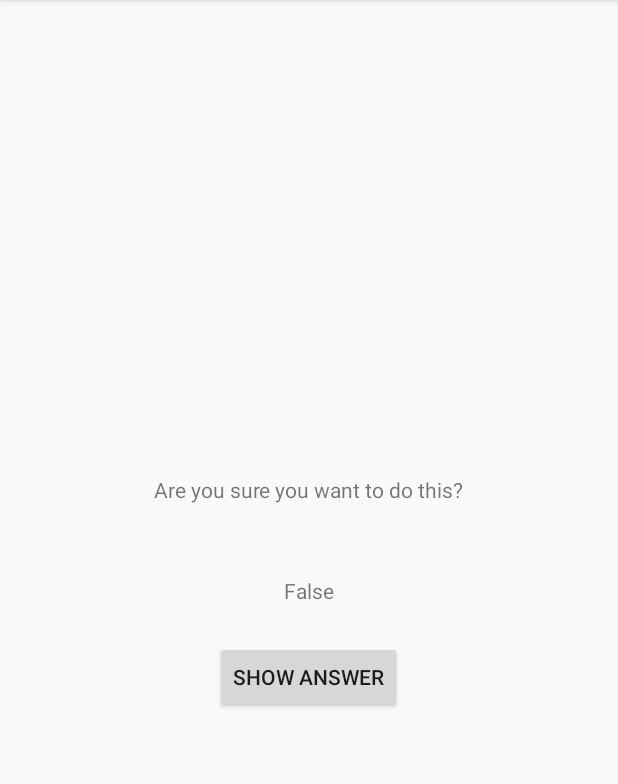
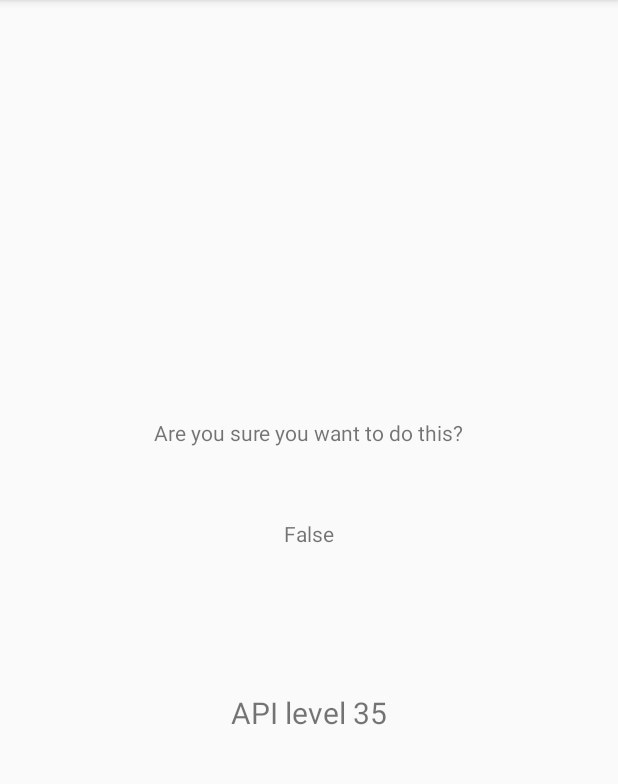
Before and after one commit to VechnayaUnost/AndroidTasks, an Android app: the CheatActivity screen opened directly, with no data from a screen before it, after a tap on "SHOW ANSWER", on a phone screen of 412 x 824 dp, the part 84-868 px from its top. Run offline under Robolectric (Android 15) with nearby library versions, the phone set to English and light mode, and no system bars.

Commit message:
display API level

```diff
--- a/app/src/main/java/com/bignerdranch/android/geoquiz/CheatActivity.java
+++ b/app/src/main/java/com/bignerdranch/android/geoquiz/CheatActivity.java
@@ -1,10 +1,15 @@
 package com.bignerdranch.android.geoquiz;
 
+import android.animation.Animator;
+import android.animation.AnimatorListenerAdapter;
 import android.content.Context;
 import android.content.Intent;
+import android.os.Build;
 import android.support.v7.app.AppCompatActivity;
 import android.os.Bundle;
+import android.util.TypedValue;
 import android.view.View;
+import android.view.ViewAnimationUtils;
 import android.widget.Button;
 import android.widget.TextView;
 
@@ -18,6 +23,7 @@ public class CheatActivity extends AppCompatActivity {
 
     private TextView mAnswerTextView;
     private Button mShowAnswer;
+    private TextView mVersionTextView;
 
     public static Intent newIntent(Context packageContext, boolean answerIsTrue) {
         Intent i = new Intent(packageContext, CheatActivity.class);
@@ -34,6 +40,10 @@ public class CheatActivity extends AppCompatActivity {
         super.onCreate(savedInstanceState);
         setContentView(R.layout.activity_cheat);
 
+        mVersionTextView = findViewById(R.id.api_level);
+        mVersionTextView.setText(getString(R.string.api_level, Build.VERSION.SDK_INT));     //TODO: "display API level"
+        mVersionTextView.setTextSize(TypedValue.COMPLEX_UNIT_DIP, 20);
+
         mAnswerIsTrue = getIntent().getBooleanExtra(EXTRA_ANSWER_IS_TRUE, false);
 
         mAnswerTextView = findViewById(R.id.answer_text_view);
@@ -49,6 +59,27 @@ public class CheatActivity extends AppCompatActivity {
                 }
                 mIsAnswerShown = true;
                 setAnswerShownResult(mIsAnswerShown);
+
+                if(Build.VERSION.SDK_INT >= Build.VERSION_CODES.LOLLIPOP) {     //TODO: "test compatibility of version"
+                    int cx = mShowAnswer.getWidth() / 2;
+                    int cy = mShowAnswer.getHeight() / 2;
+                    float radius = mShowAnswer.getWidth();
+
+                    Animator anim = ViewAnimationUtils.createCircularReveal(mShowAnswer, cx, cy, radius, 0);
+                    anim.addListener(new AnimatorListenerAdapter() {
+                        @Override
+                        public void onAnimationEnd(Animator animation) {
+                            super.onAnimationEnd(animation);
+                            mAnswerTextView.setVisibility(View.VISIBLE);
+                            mShowAnswer.setVisibility(View.INVISIBLE);
+                        }
+                    });
+                    anim.start();
+                } else {
+                    mAnswerTextView.setVisibility(View.VISIBLE);
+                    mShowAnswer.setVisibility(View.INVISIBLE);
+                }
+
             }
         });
 
--- a/app/src/main/res/layout/activity_cheat.xml
+++ b/app/src/main/res/layout/activity_cheat.xml
@@ -22,4 +22,9 @@
         android:layout_width="wrap_content"
         android:layout_height="wrap_content"
         android:text="@string/show_answer_button"/>
+    <TextView
+        android:id="@+id/api_level"
+        android:layout_width="wrap_content"
+        android:layout_height="wrap_content"
+        android:padding="24dp"/>
 </LinearLayout>
--- a/app/src/main/res/values/strings.xml
+++ b/app/src/main/res/values/strings.xml
@@ -17,4 +17,5 @@
     <string name="show_answer_button">Show Answer</string>
     <string name="cheat_button">Cheat!</string>
     <string name="judgment_toast">Cheating is wrong.</string>
+    <string name="api_level">API level %d</string>
 </resources>
```
